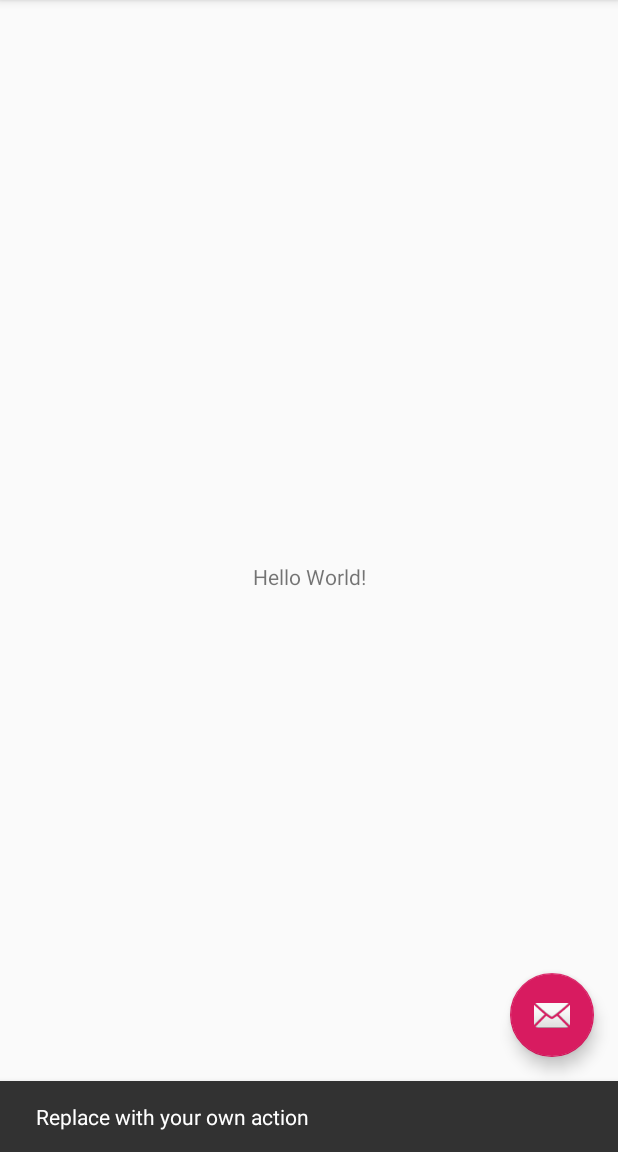
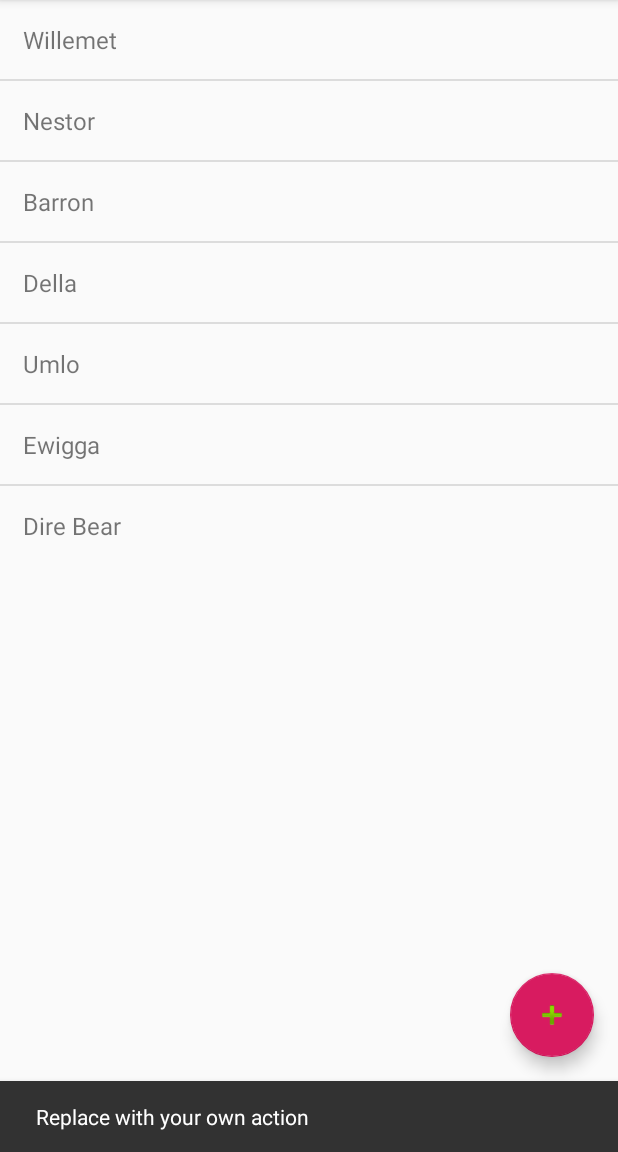
Before and after one commit to tuxagon/android-initiative-tracker, an Android app: the screen it shows after launch (MainActivity), after a tap on an icon or button, on a phone screen of 412 x 824 dp, the part 84-1236 px from its top. Run offline under Robolectric (Android 15) with nearby library versions, the phone set to English and light mode, and no system bars.

Commit message:
Add basic ListView

```diff
--- a/app/src/main/java/com/wobblycobbler/initiativetracker/MainActivity.kt
+++ b/app/src/main/java/com/wobblycobbler/initiativetracker/MainActivity.kt
@@ -1,13 +1,21 @@
 package com.wobblycobbler.initiativetracker
 
+import android.graphics.Color
 import android.os.Bundle
 import android.support.design.widget.Snackbar
 import android.support.v7.app.AppCompatActivity;
+import android.widget.ListView
 import android.view.Menu
 import android.view.MenuItem
+import android.widget.ArrayAdapter
+import android.widget.TextView
 
 import kotlinx.android.synthetic.main.activity_main.*
+import kotlinx.android.synthetic.main.content_main.*
+
 class MainActivity : AppCompatActivity() {
+
+    private lateinit var listView: ListView
 
     override fun onCreate(savedInstanceState: Bundle?) {
         super.onCreate(savedInstanceState)
@@ -18,6 +26,17 @@ class MainActivity : AppCompatActivity() {
             Snackbar.make(view, "Replace with your own action", Snackbar.LENGTH_LONG)
                     .setAction("Action", null).show()
         }
+
+        listView = findViewById<ListView>(R.id.character_list_view)
+        val characterList = listOf("Willemet", "Nestor", "Barron", "Della", "Umlo", "Ewigga", "Dire Bear")
+        val listItems = arrayOfNulls<String>(characterList.size)
+        for (i in 0 until characterList.size) {
+            val character = characterList[i]
+            listItems[i] = character
+        }
+        val adapter = ArrayAdapter(this, R.layout.character_list_item, listItems)
+        listView.adapter = adapter
+
     }
 
     override fun onCreateOptionsMenu(menu: Menu): Boolean {
--- a/app/src/main/res/layout/activity_main.xml
+++ b/app/src/main/res/layout/activity_main.xml
@@ -29,6 +29,6 @@
         android:layout_height="wrap_content"
         android:layout_gravity="bottom|end"
         android:layout_margin="@dimen/fab_margin"
-        app:srcCompat="@android:drawable/ic_dialog_email" />
+        app:srcCompat="@android:drawable/ic_input_add" />
 
 </android.support.design.widget.CoordinatorLayout>
--- /dev/null
+++ b/app/src/main/res/layout/character_list_item.xml
@@ -0,0 +1,6 @@
+<?xml version="1.0" encoding="utf-8"?>
+<TextView xmlns:android="http://schemas.android.com/apk/res/android"
+          android:layout_width="match_parent"
+          android:layout_height="wrap_content"
+          android:textSize="16dp"
+          android:padding="15dp" />
--- a/app/src/main/res/layout/content_main.xml
+++ b/app/src/main/res/layout/content_main.xml
@@ -9,13 +9,8 @@
     tools:showIn="@layout/activity_main"
     tools:context=".MainActivity">
 
-    <TextView
-        android:layout_width="wrap_content"
-        android:layout_height="wrap_content"
-        android:text="Hello World!"
-        app:layout_constraintBottom_toBottomOf="parent"
-        app:layout_constraintLeft_toLeftOf="parent"
-        app:layout_constraintRight_toRightOf="parent"
-        app:layout_constraintTop_toTopOf="parent" />
+    <ListView android:id="@+id/character_list_view"
+              android:layout_width="match_parent"
+              android:layout_height="wrap_content" />
 
 </android.support.constraint.ConstraintLayout>
```
